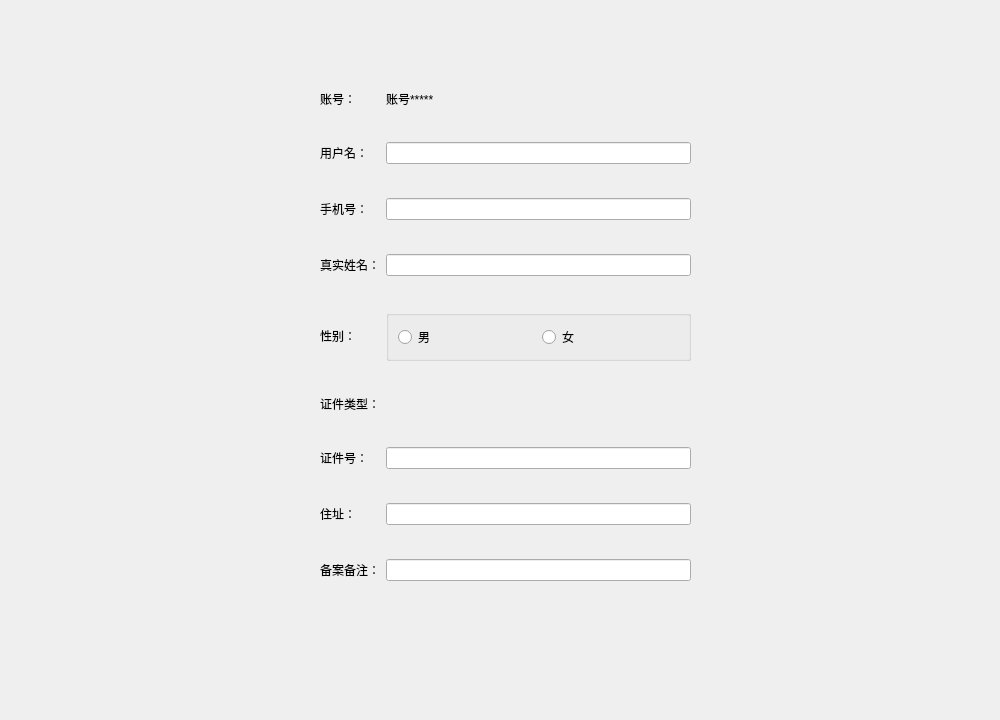
Qt form person_widget.ui (Weies/Curriculum-Design-For-Database) before a commit.
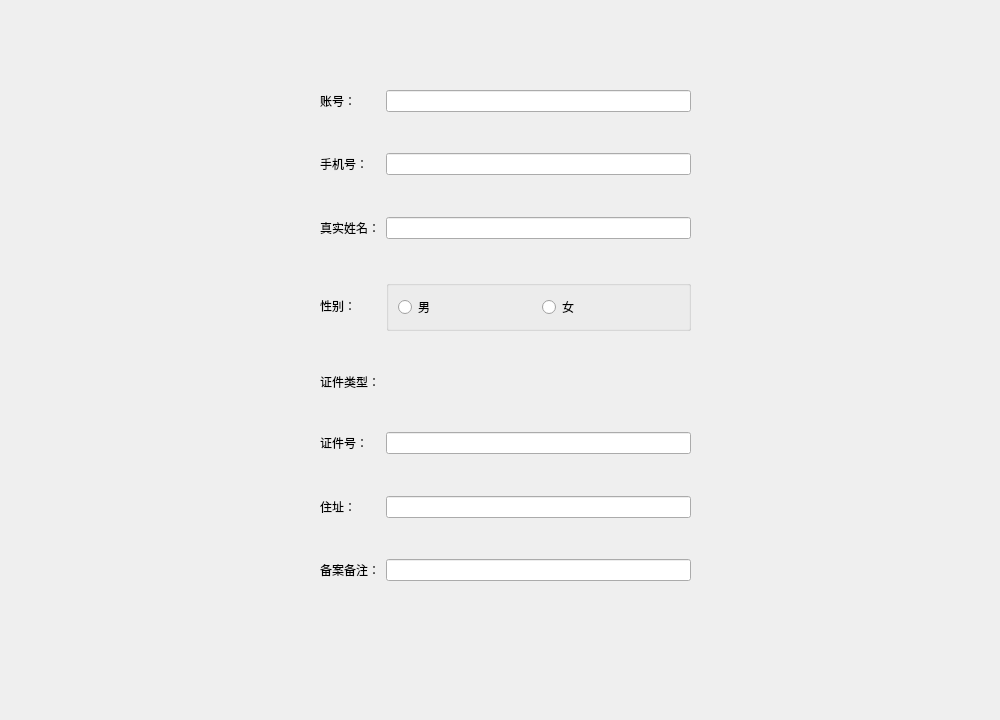
The same form after that commit.

```diff
--- a/person_widget.ui
+++ b/person_widget.ui
@@ -23,20 +23,27 @@
     </rect>
    </property>
    <layout class="QGridLayout" name="gridLayout">
-    <item row="6" column="1">
-     <widget class="QLineEdit" name="truename"/>
-    </item>
-    <item row="4" column="1">
+    <item row="2" column="1">
      <widget class="QLineEdit" name="phonenum"/>
     </item>
-    <item row="0" column="0">
-     <widget class="QLabel" name="label_2">
+    <item row="14" column="1">
+     <widget class="QLineEdit" name="beian"/>
+    </item>
+    <item row="2" column="0">
+     <widget class="QLabel" name="label_4">
       <property name="text">
-       <string>账号：</string>
+       <string>手机号：</string>
       </property>
      </widget>
     </item>
-    <item row="13" column="1">
+    <item row="8" column="0">
+     <widget class="QLabel" name="label_7">
+      <property name="text">
+       <string>证件类型：</string>
+      </property>
+     </widget>
+    </item>
+    <item row="11" column="1">
      <spacer name="verticalSpacer_7">
       <property name="orientation">
        <enum>Qt::Vertical</enum>
@@ -49,7 +56,99 @@
       </property>
      </spacer>
     </item>
-    <item row="8" column="1">
+    <item row="13" column="1">
+     <spacer name="verticalSpacer_8">
+      <property name="orientation">
+       <enum>Qt::Vertical</enum>
+      </property>
+      <property name="sizeHint" stdset="0">
+       <size>
+        <width>20</width>
+        <height>40</height>
+       </size>
+      </property>
+     </spacer>
+    </item>
+    <item row="9" column="1">
+     <spacer name="verticalSpacer_6">
+      <property name="orientation">
+       <enum>Qt::Vertical</enum>
+      </property>
+      <property name="sizeHint" stdset="0">
+       <size>
+        <width>20</width>
+        <height>40</height>
+       </size>
+      </property>
+     </spacer>
+    </item>
+    <item row="10" column="0">
+     <widget class="QLabel" name="label_8">
+      <property name="text">
+       <string>证件号：</string>
+      </property>
+     </widget>
+    </item>
+    <item row="1" column="1">
+     <spacer name="verticalSpacer">
+      <property name="orientation">
+       <enum>Qt::Vertical</enum>
+      </property>
+      <property name="sizeHint" stdset="0">
+       <size>
+        <width>20</width>
+        <height>40</height>
+       </size>
+      </property>
+     </spacer>
+    </item>
+    <item row="10" column="1">
+     <widget class="QLineEdit" name="idnum"/>
+    </item>
+    <item row="14" column="0">
+     <widget class="QLabel" name="label_10">
+      <property name="text">
+       <string>备案备注：</string>
+      </property>
+     </widget>
+    </item>
+    <item row="4" column="1">
+     <widget class="QLineEdit" name="truename"/>
+    </item>
+    <item row="5" column="1">
+     <spacer name="verticalSpacer_4">
+      <property name="orientation">
+       <enum>Qt::Vertical</enum>
+      </property>
+      <property name="sizeHint" stdset="0">
+       <size>
+        <width>20</width>
+        <height>40</height>
+       </size>
+      </property>
+     </spacer>
+    </item>
+    <item row="12" column="0">
+     <widget class="QLabel" name="label_9">
+      <property name="text">
+       <string>住址：</string>
+      </property>
+     </widget>
+    </item>
+    <item row="7" column="1">
+     <spacer name="verticalSpacer_5">
+      <property name="orientation">
+       <enum>Qt::Vertical</enum>
+      </property>
+      <property name="sizeHint" stdset="0">
+       <size>
+        <width>20</width>
+        <height>40</height>
+       </size>
+      </property>
+     </spacer>
+    </item>
+    <item row="6" column="1">
      <widget class="QGroupBox" name="groupBox">
       <property name="title">
        <string/>
@@ -72,124 +171,22 @@
       </layout>
      </widget>
     </item>
-    <item row="8" column="0">
+    <item row="6" column="0">
      <widget class="QLabel" name="label_6">
       <property name="text">
        <string>性别：</string>
       </property>
      </widget>
     </item>
-    <item row="12" column="1">
-     <widget class="QLineEdit" name="idnum"/>
-    </item>
-    <item row="5" column="1">
-     <spacer name="verticalSpacer_3">
-      <property name="orientation">
-       <enum>Qt::Vertical</enum>
-      </property>
-      <property name="sizeHint" stdset="0">
-       <size>
-        <width>20</width>
-        <height>40</height>
-       </size>
-      </property>
-     </spacer>
-    </item>
-    <item row="1" column="1">
-     <spacer name="verticalSpacer_2">
-      <property name="orientation">
-       <enum>Qt::Vertical</enum>
-      </property>
-      <property name="sizeHint" stdset="0">
-       <size>
-        <width>20</width>
-        <height>40</height>
-       </size>
-      </property>
-     </spacer>
-    </item>
-    <item row="14" column="0">
-     <widget class="QLabel" name="label_9">
-      <property name="text">
-       <string>住址：</string>
-      </property>
-     </widget>
-    </item>
-    <item row="2" column="0">
-     <widget class="QLabel" name="label_3">
-      <property name="text">
-       <string>用户名：</string>
-      </property>
-     </widget>
-    </item>
-    <item row="16" column="0">
-     <widget class="QLabel" name="label_10">
-      <property name="text">
-       <string>备案备注：</string>
-      </property>
-     </widget>
-    </item>
-    <item row="11" column="1">
-     <spacer name="verticalSpacer_6">
-      <property name="orientation">
-       <enum>Qt::Vertical</enum>
-      </property>
-      <property name="sizeHint" stdset="0">
-       <size>
-        <width>20</width>
-        <height>40</height>
-       </size>
-      </property>
-     </spacer>
-    </item>
-    <item row="2" column="1">
-     <widget class="QLineEdit" name="username"/>
-    </item>
-    <item row="7" column="1">
-     <spacer name="verticalSpacer_4">
-      <property name="orientation">
-       <enum>Qt::Vertical</enum>
-      </property>
-      <property name="sizeHint" stdset="0">
-       <size>
-        <width>20</width>
-        <height>40</height>
-       </size>
-      </property>
-     </spacer>
-    </item>
-    <item row="6" column="0">
+    <item row="4" column="0">
      <widget class="QLabel" name="label_5">
       <property name="text">
        <string>真实姓名：</string>
       </property>
      </widget>
     </item>
-    <item row="9" column="1">
-     <spacer name="verticalSpacer_5">
-      <property name="orientation">
-       <enum>Qt::Vertical</enum>
-      </property>
-      <property name="sizeHint" stdset="0">
-       <size>
-        <width>20</width>
-        <height>40</height>
-       </size>
-      </property>
-     </spacer>
-    </item>
-    <item row="0" column="1">
-     <widget class="QLabel" name="label_id">
-      <property name="text">
-       <string>账号*****</string>
-      </property>
-     </widget>
-    </item>
-    <item row="14" column="1">
-     <widget class="QLineEdit" name="address"/>
-    </item>
     <item row="3" column="1">
-     <spacer name="verticalSpacer">
+     <spacer name="verticalSpacer_3">
       <property name="orientation">
        <enum>Qt::Vertical</enum>
       </property>
@@ -201,42 +198,18 @@
       </property>
      </spacer>
     </item>
-    <item row="16" column="1">
-     <widget class="QLineEdit" name="beian"/>
+    <item row="12" column="1">
+     <widget class="QLineEdit" name="address"/>
     </item>
-    <item row="10" column="0">
-     <widget class="QLabel" name="label_7">
+    <item row="0" column="0">
+     <widget class="QLabel" name="label_2">
       <property name="text">
-       <string>证件类型：</string>
+       <string>账号：</string>
       </property>
      </widget>
     </item>
-    <item row="4" column="0">
-     <widget class="QLabel" name="label_4">
-      <property name="text">
-       <string>手机号：</string>
-      </property>
-     </widget>
-    </item>
-    <item row="12" column="0">
-     <widget class="QLabel" name="label_8">
-      <property name="text">
-       <string>证件号：</string>
-      </property>
-     </widget>
-    </item>
-    <item row="15" column="1">
-     <spacer name="verticalSpacer_8">
-      <property name="orientation">
-       <enum>Qt::Vertical</enum>
-      </property>
-      <property name="sizeHint" stdset="0">
-       <size>
-        <width>20</width>
-        <height>40</height>
-       </size>
-      </property>
-     </spacer>
+    <item row="0" column="1">
+     <widget class="QLineEdit" name="userid"/>
     </item>
    </layout>
   </widget>
```
